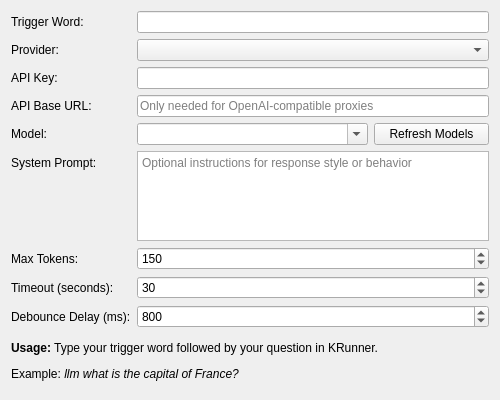
Above: src/llmconfig.ui from Blacksuan19/krunner-llm-runner before the change. Below: the same form after it.
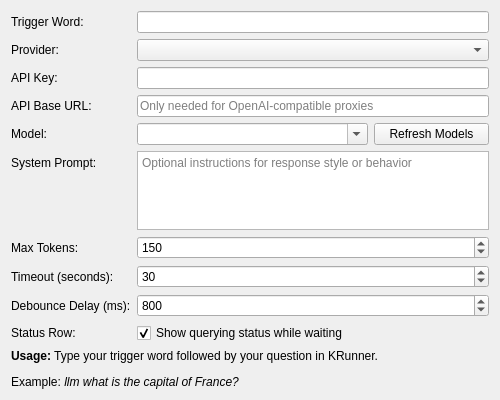
That is the form after the change.

Commit message: feat: add querying status toggle

```diff
--- a/src/llmconfig.ui
+++ b/src/llmconfig.ui
@@ -208,7 +208,27 @@
      </property>
     </widget>
    </item>
-   <item row="9" column="0" colspan="2">
+   <item row="9" column="0">
+    <widget class="QLabel" name="statusRowLabel">
+     <property name="text">
+      <string>Status Row:</string>
+     </property>
+    </widget>
+   </item>
+   <item row="9" column="1">
+    <widget class="QCheckBox" name="showQueryingStatusCheck">
+     <property name="text">
+      <string>Show querying status while waiting</string>
+     </property>
+     <property name="checked">
+      <bool>true</bool>
+     </property>
+     <property name="toolTip">
+      <string>Show a temporary Querying LLM row before the response is ready</string>
+     </property>
+    </widget>
+   </item>
+   <item row="10" column="0" colspan="2">
     <widget class="QLabel" name="infoLabel">
      <property name="text">
       <string>&lt;html&gt;&lt;body&gt;&lt;p&gt;&lt;b&gt;Usage:&lt;/b&gt; Type your trigger word followed by your question in KRunner.&lt;/p&gt;&lt;p&gt;Example: &lt;i&gt;llm what is the capital of France?&lt;/i&gt;&lt;/p&gt;&lt;/body&gt;&lt;/html&gt;</string>
```
The commit also changes 4 other files.
